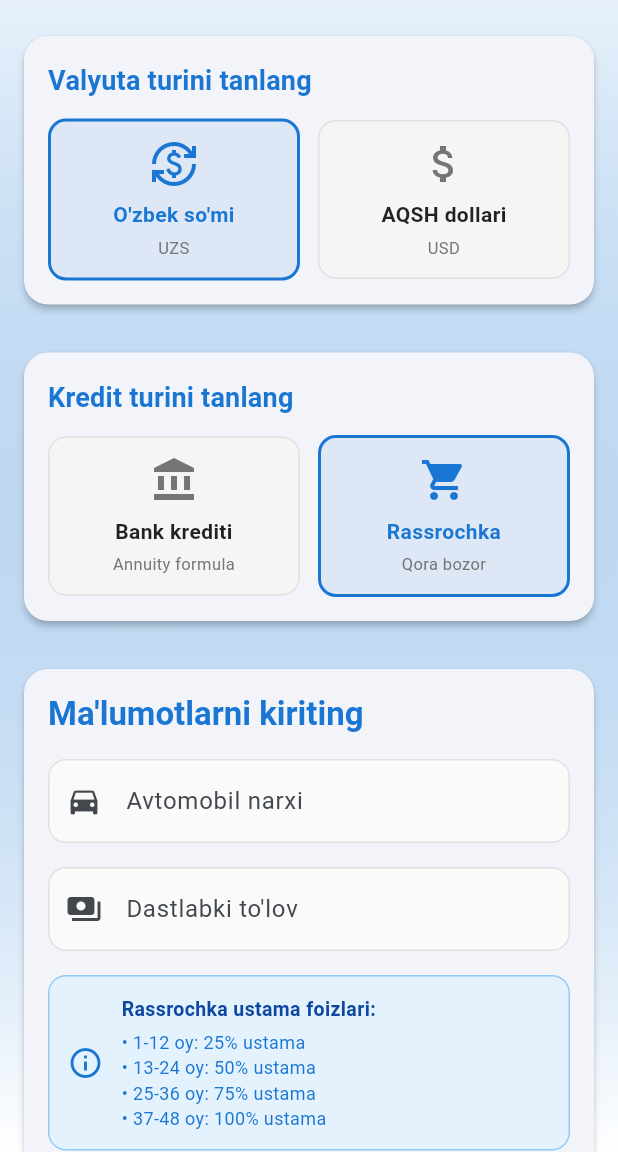
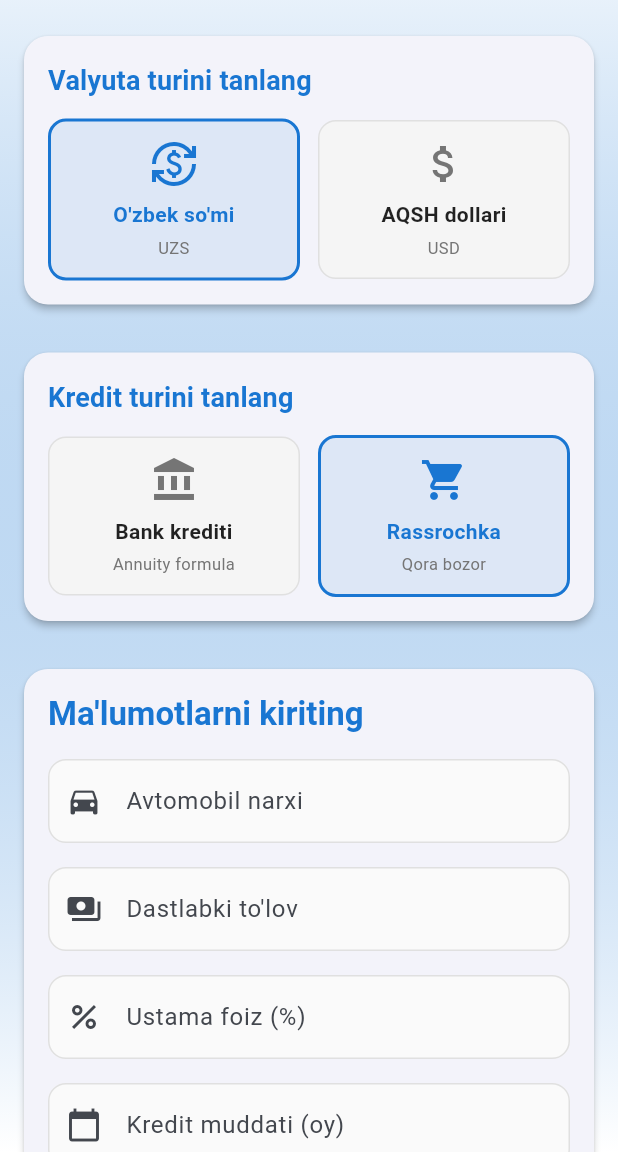
Before and after one commit to avtosavdo/AvtoQarzKalkulyatori, a Flutter app: the screen it shows after launch, after a tap on "Rassrochka", on a phone screen of 412 x 824 dp, the part 84-1236 px from its top. Run offline on Flutter 3.47's test engine with Material 3 defaults, Android fonts, the phone set to English and light mode, and no system bars; our stand-ins replace lottie.

Commit message:
Refactor LoanCalculatorPage to streamline interest rate input handling. Consolidate input field for both bank and installment credit types, enhancing validation messages and UI hints based on selected credit type.

```diff
--- a/lib/screens/loan_calculator_page.dart
+++ b/lib/screens/loan_calculator_page.dart
@@ -169,13 +169,11 @@ class _LoanCalculatorPageState extends State<LoanCalculatorPage> {
 
     double carPrice = parseFormattedNumber(_carPriceController.text);
     double downPayment = parseFormattedNumber(_downPaymentController.text);
+    double markupRate = double.parse(_interestRateController.text);
     int loanTerm = int.parse(_loanTermController.text);
 
     // Kredit summasi
     double loanAmount = carPrice - downPayment;
-
-    // Yillar bo'yicha ustama foizni aniqlash
-    double markupRate = getInstallmentMarkupRate(loanTerm);
 
     // Jami ustama (asosiy summadan)
     double totalMarkup = loanAmount * (markupRate / 100);
@@ -613,8 +611,7 @@ class _LoanCalculatorPageState extends State<LoanCalculatorPage> {
 
             const SizedBox(height: 16),
 
-            // Foiz stavka (faqat bank krediti uchun)
-            if (_selectedCreditType == CreditType.bank)
+            // Foiz/Ustama stavka
             TextFormField(
               controller: _interestRateController,
               keyboardType:
@@ -622,15 +619,21 @@ class _LoanCalculatorPageState extends State<LoanCalculatorPage> {
               inputFormatters: [
                 FilteringTextInputFormatter.allow(RegExp(r'^\d+\.?\d{0,2}')),
               ],
-                decoration: const InputDecoration(
-                  labelText: 'Yillik foiz stavka (%)',
-                  hintText: 'Masalan: 18',
-                  prefixIcon: Icon(Icons.percent),
+              decoration: InputDecoration(
+                labelText: _selectedCreditType == CreditType.bank
+                    ? 'Yillik foiz stavka (%)'
+                    : 'Ustama foiz (%)',
+                hintText: _selectedCreditType == CreditType.bank
+                    ? 'Masalan: 18'
+                    : 'Masalan: 25',
+                prefixIcon: const Icon(Icons.percent),
                 suffixText: '%',
               ),
               validator: (value) {
                 if (value == null || value.isEmpty) {
-                    return 'Iltimos, foiz stavkani kiriting';
+                  return _selectedCreditType == CreditType.bank
+                      ? 'Iltimos, foiz stavkani kiriting'
+                      : 'Iltimos, ustama foizni kiriting';
                 }
                 double rate = double.tryParse(value) ?? -1;
                 if (rate < 0) {
@@ -641,49 +644,6 @@ class _LoanCalculatorPageState extends State<LoanCalculatorPage> {
                 }
                 return null;
               },
-              ),
-
-            // Info message for installment
-            if (_selectedCreditType == CreditType.installment)
-              Container(
-                padding: const EdgeInsets.all(12),
-                decoration: BoxDecoration(
-                  color: Colors.blue[50],
-                  borderRadius: BorderRadius.circular(12),
-                  border: Border.all(color: Colors.blue[200]!),
-                ),
-                child: Row(
-                  children: [
-                    Icon(Icons.info_outline, color: Colors.blue[700]),
-                    const SizedBox(width: 12),
-                    Expanded(
-                      child: Column(
-                        crossAxisAlignment: CrossAxisAlignment.start,
-                        children: [
-                          Text(
-                            'Rassrochka ustama foizlari:',
-                            style: TextStyle(
-                              fontWeight: FontWeight.bold,
-                              color: Colors.blue[900],
-                              fontSize: 13,
-                            ),
-                          ),
-                          const SizedBox(height: 4),
-                          Text(
-                            '• 1-12 oy: 25% ustama\n'
-                            '• 13-24 oy: 50% ustama\n'
-                            '• 25-36 oy: 75% ustama\n'
-                            '• 37-48 oy: 100% ustama',
-                            style: TextStyle(
-                              color: Colors.blue[700],
-                              fontSize: 12,
-                            ),
-                          ),
-                        ],
-                      ),
-                    ),
-                  ],
-                ),
             ),
 
             const SizedBox(height: 16),
@@ -852,7 +812,7 @@ class _LoanCalculatorPageState extends State<LoanCalculatorPage> {
                     const SizedBox(width: 12),
                     Expanded(
                       child: Text(
-                        'Ustama foiz: ${getInstallmentMarkupRate(int.parse(_loanTermController.text))}%',
+                        'Ustama foiz: ${_interestRateController.text}%',
                         style: TextStyle(
                           fontWeight: FontWeight.bold,
                           color: Colors.purple[900],
```
Lines whose indentation alone changed are shown as unchanged.
